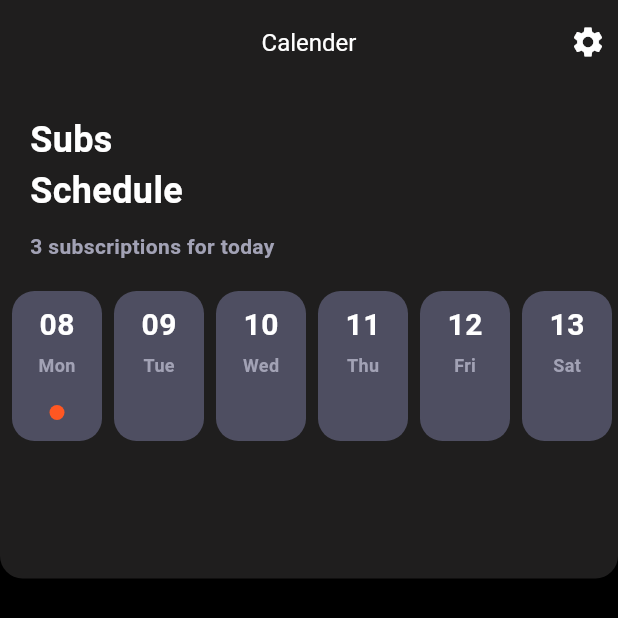
After one commit to Musavir-Ali/Trackizer_Ui, a Flutter app: the Calender screen opened directly, on a phone screen of 412 x 824 dp. The commit adds this screen. Shown: the top 618 px of the screen. Run offline on Flutter 3.47's test engine with Material 3 defaults, Android fonts, the phone set to English and light mode, and no system bars; our stand-ins replace curved_navigation_bar, get; missing offline and left inert: circular_seek_bar, dart:html.

Commit message:
Added files

```diff
--- a/lib/Bottom_Nav.dart
+++ b/lib/Bottom_Nav.dart
@@ -1,7 +1,7 @@
-
-
 import 'package:curved_navigation_bar/curved_navigation_bar.dart';
 import 'package:flutter/material.dart';
+import 'package:trackizer/Calender.dart';
+import 'package:trackizer/CreditCard.dart';
 import 'package:trackizer/Spendings.dart';
 import 'package:trackizer/Subscriptions.dart';
 
@@ -11,13 +11,11 @@ class NavBar extends StatefulWidget {
   @override
   State<NavBar> createState() => _NavBarState();
 }
+
 int _page = 0;
- final screens = [
-    Subs(),
-    Spendings(),
- ];
+final screens = [Subs(), Spendings(), CreditCard(), Calender()];
+
 class _NavBarState extends State<NavBar> {
-
   @override
   Widget build(BuildContext context) {
     return Scaffold(
--- /dev/null
+++ b/lib/Calender.dart
@@ -0,0 +1,320 @@
+import 'dart:html';
+
+import 'package:flutter/cupertino.dart';
+import 'package:flutter/material.dart';
+import 'package:flutter/widgets.dart';
+
+class Calender extends StatelessWidget {
+  const Calender({super.key});
+
+  @override
+  Widget build(BuildContext context) {
+    return Scaffold(
+      backgroundColor: Colors.black,
+      appBar: AppBar(
+        backgroundColor: const Color.fromARGB(255, 31, 30, 30),
+        elevation: 0,
+        title: const Text(
+          'Calender',
+          style: TextStyle(
+            color: Colors.white,
+            fontSize: 16,
+          ),
+        ),
+        centerTitle: true,
+        actions: const [
+          Icon(
+            Icons.settings,
+            color: Colors.white,
+          ),
+          SizedBox(width: 8),
+        ],
+      ),
+      body: SingleChildScrollView(
+        child: Column(
+          children: [
+            Container(
+              width: MediaQuery.of(context).size.width,
+              height: MediaQuery.of(context).size.height * 0.4,
+              decoration: const BoxDecoration(
+                  color: Color.fromARGB(255, 31, 30, 30),
+                  borderRadius: BorderRadius.only(
+                    bottomLeft: Radius.circular(15),
+                    bottomRight: Radius.circular(15),
+                  )),
+              child: Column(
+                crossAxisAlignment: CrossAxisAlignment.start,
+                children: [
+                  const SizedBox(height: 20),
+                  const Padding(
+                    padding: EdgeInsets.only(left: 20),
+                    child: Text(
+                      "Subs",
+                      style: TextStyle(
+                        fontSize: 24,
+                        color: Colors.white,
+                        fontWeight: FontWeight.bold,
+                      ),
+                    ),
+                  ),
+                  const Padding(
+                    padding: EdgeInsets.only(left: 20),
+                    child: Text("Schedule",
+                        style: TextStyle(
+                          fontSize: 24,
+                          color: Colors.white,
+                          fontWeight: FontWeight.bold,
+                        )),
+                  ),
+                  const SizedBox(height: 10),
+                  const Padding(
+                    padding: EdgeInsets.only(left: 20),
+                    child: Text(
+                      "3 subscriptions for today",
+                      style: TextStyle(
+                        fontSize: 14,
+                        fontWeight: FontWeight.bold,
+                        color: Color.fromRGBO(162, 162, 181, 100),
+                      ),
+                    ),
+                  ),
+                  const SizedBox(height: 20),
+                  SizedBox(
+                    width: MediaQuery.of(context).size.width,
+                    child: SingleChildScrollView(
+                      scrollDirection: Axis.horizontal,
+                      child: Row(
+                        children: [
+                          const SizedBox(width: 8),
+                          Container(
+                            width: 60,
+                            height: 100,
+                            decoration: const BoxDecoration(
+                              color: Color.fromRGBO(78, 78, 97, 100),
+                              borderRadius: BorderRadius.all(
+                                Radius.circular(15),
+                              ),
+                            ),
+                            child: const Column(
+                              children: [
+                                SizedBox(height: 8),
+                                Center(
+                                  child: Text(
+                                    "08",
+                                    style: TextStyle(
+                                      color: Colors.white,
+                                      fontSize: 20,
+                                      fontWeight: FontWeight.bold,
+                                    ),
+                                  ),
+                                ),
+                                SizedBox(height: 4),
+                                Center(
+                                  child: Text(
+                                    "Mon",
+                                    style: TextStyle(
+                                      color: Color.fromRGBO(162, 162, 181, 100),
+                                      fontSize: 12,
+                                      fontWeight: FontWeight.bold,
+                                    ),
+                                  ),
+                                ),
+                                SizedBox(height: 18),
+                                Center(
+                                  child: CircleAvatar(
+                                    radius: 5,
+                                    backgroundColor: Colors.deepOrange,
+                                  ),
+                                )
+                              ],
+                            ),
+                          ),
+                          SizedBox(width: 8),
+                          Container(
+                            width: 60,
+                            height: 100,
+                            decoration: BoxDecoration(
+                              color: Color.fromRGBO(78, 78, 97, 20),
+                              borderRadius: BorderRadius.all(
+                                Radius.circular(15),
+                              ),
+                            ),
+                            child: const Column(children: [
+                              SizedBox(height: 8),
+                              Center(
+                                child: Text(
+                                  "09",
+                                  style: TextStyle(
+                                    color: Colors.white,
+                                    fontSize: 20,
+                                    fontWeight: FontWeight.bold,
+                                  ),
+                                ),
+                              ),
+                              SizedBox(height: 4),
+                              Center(
+                                child: Text(
+                                  "Tue",
+                                  style: TextStyle(
+                                    color: Color.fromRGBO(162, 162, 181, 100),
+                                    fontSize: 12,
+                                    fontWeight: FontWeight.bold,
+                                  ),
+                                ),
+                              ),
+                            ]),
+                          ),
+                          SizedBox(width: 8),
+                          Container(
+                            width: 60,
+                            height: 100,
+                            decoration: BoxDecoration(
+                              color: Color.fromRGBO(78, 78, 97, 20),
+                              borderRadius: BorderRadius.all(
+                                Radius.circular(15),
+                              ),
+                            ),
+                            child: const Column(children: [
+                              SizedBox(height: 8),
+                              Center(
+                                child: Text(
+                                  "10",
+                                  style: TextStyle(
+                                    color: Colors.white,
+                                    fontSize: 20,
+                                    fontWeight: FontWeight.bold,
+                                  ),
+                                ),
+                              ),
+                              SizedBox(height: 4),
+                              Center(
+                                child: Text(
+                                  "Wed",
+                                  style: TextStyle(
+                                    color: Color.fromRGBO(162, 162, 181, 100),
+                                    fontSize: 12,
+                                    fontWeight: FontWeight.bold,
+                                  ),
+                                ),
+                              ),
+                            ]),
+                          ),
+                          SizedBox(width: 8),
+                          Container(
+                            width: 60,
+                            height: 100,
+                            decoration: BoxDecoration(
+                              color: Color.fromRGBO(78, 78, 97, 20),
+                              borderRadius: BorderRadius.all(
+                                Radius.circular(15),
+                              ),
+                            ),
+                            child: const Column(children: [
+                              SizedBox(height: 8),
+                              Center(
+                                child: Text(
+                                  "11",
+                                  style: TextStyle(
+                                    color: Colors.white,
+                                    fontSize: 20,
+                                    fontWeight: FontWeight.bold,
+                                  ),
+                                ),
+                              ),
+                              SizedBox(height: 4),
+                              Center(
+                                child: Text(
+                                  "Thu",
+                                  style: TextStyle(
+                                    color: Color.fromRGBO(162, 162, 181, 100),
+                                    fontSize: 12,
+                                    fontWeight: FontWeight.bold,
+                                  ),
+                                ),
+                              ),
+                            ]),
+                          ),
+                          SizedBox(width: 8),
+                          Container(
+                            width: 60,
+                            height: 100,
+                            decoration: BoxDecoration(
+                              color: Color.fromRGBO(78, 78, 97, 20),
+                              borderRadius: BorderRadius.all(
+                                Radius.circular(15),
+                              ),
+                            ),
+                            child: const Column(children: [
+                              SizedBox(height: 8),
+                              Center(
+                                child: Text(
+                                  "12",
+                                  style: TextStyle(
+                                    color: Colors.white,
+                                    fontSize: 20,
+                                    fontWeight: FontWeight.bold,
+                                  ),
+                                ),
+                              ),
+                              SizedBox(height: 4),
+                              Center(
+                                child: Text(
+                                  "Fri",
+                                  style: TextStyle(
+                                    color: Color.fromRGBO(162, 162, 181, 100),
+                                    fontSize: 12,
+                                    fontWeight: FontWeight.bold,
+                                  ),
+                                ),
+                              ),
+                            ]),
+                          ),
+                          SizedBox(width: 8),
+                          Container(
+                            width: 60,
+                            height: 100,
+                            decoration: BoxDecoration(
+                              color: Color.fromRGBO(78, 78, 97, 20),
+                              borderRadius: BorderRadius.all(
+                                Radius.circular(15),
+                              ),
+                            ),
+                            child: const Column(children: [
+                              SizedBox(height: 8),
+                              Center(
+                                child: Text(
+                                  "13",
+                                  style: TextStyle(
+                                    color: Colors.white,
+                                    fontSize: 20,
+                                    fontWeight: FontWeight.bold,
+                                  ),
+                                ),
+                              ),
+                              SizedBox(height: 4),
+                              Center(
+                                child: Text(
+                                  "Sat",
+                                  style: TextStyle(
+                                    color: Color.fromRGBO(162, 162, 181, 100),
+                                    fontSize: 12,
+                                    fontWeight: FontWeight.bold,
+                                  ),
+                                ),
+                              ),
+                            ]),
+                          ),
+                          SizedBox(width: 8),
+                        ],
+                      ),
+                    ),
+                  ),
+                ],
+              ),
+            )
+          ],
+        ),
+      ),
+    );
+  }
+}
--- /dev/null
+++ b/lib/CreditCard.dart
@@ -0,0 +1,118 @@
+import 'package:flutter/material.dart';
+
+class CreditCard extends StatelessWidget {
+  const CreditCard({super.key});
+
+  @override
+  Widget build(BuildContext context) {
+    return Scaffold(
+      backgroundColor: Colors.black,
+      appBar: AppBar(
+        backgroundColor: Colors.black,
+        elevation: 0,
+        title: const Text(
+          'Credit Cards',
+          style: TextStyle(
+            color: Colors.white,
+            fontSize: 16,
+          ),
+        ),
+        centerTitle: true,
+        actions: const [
+          Icon(
+            Icons.settings,
+            color: Colors.white,
+          ),
+          SizedBox(width: 8),
+        ],
+      ),
+      body: SingleChildScrollView(
+        child: Column(
+          children: [
+            SizedBox(height: 30),
+            Center(
+              child: Image.asset('assets/images/Credit Cards.png',
+                  width: 280, height: 300),
+            ),
+            SizedBox(height: 30),
+            const Center(
+              child: Text(
+                'Subscriptions',
+                style: TextStyle(
+                    color: Colors.white,
+                    fontSize: 14,
+                    fontWeight: FontWeight.bold),
+              ),
+            ),
+            SizedBox(height: 10),
+            Center(
+              child: Container(
+                decoration: BoxDecoration(
+                  borderRadius: BorderRadius.circular(20),
+                ),
+                width: MediaQuery.of(context).size.width * 0.65,
+                child: Row(
+                  mainAxisAlignment: MainAxisAlignment.spaceBetween,
+                  children: [
+                    Image.asset(
+                      "assets/images/Yt.png",
+                      width: 40,
+                      height: 40,
+                      fit: BoxFit.contain,
+                    ),
+                    Image.asset(
+                      "assets/images/Netflix.png",
+                      width: 40,
+                      height: 40,
+                      fit: BoxFit.contain,
+                    ),
+                    Image.asset(
+                      "assets/images/sub_spotify.png",
+                      width: 40,
+                      height: 40,
+                      fit: BoxFit.contain,
+                    ),
+                    Image.asset(
+                      "assets/images/Sub_drive.png",
+                      width: 40,
+                      height: 40,
+                      fit: BoxFit.contain,
+                    ),
+                  ],
+                ),
+              ),
+            ),
+            const SizedBox(height: 20),
+            SizedBox(
+              width: MediaQuery.of(context).size.width * 0.9,
+              height: MediaQuery.of(context).size.height * 0.1,
+              child: Card(
+                color: const Color.fromARGB(255, 31, 30, 30),
+                elevation: 0,
+                shape: RoundedRectangleBorder(
+                  borderRadius: BorderRadius.circular(20),
+                ),
+                child: const Center(
+                  child: ListTile(
+                    leading: Icon(
+                      Icons.add,
+                      color: Colors.white,
+                    ),
+                    title: Text(
+                      'Add new subscription',
+                      style: TextStyle(
+                        fontSize: 12,
+                        fontWeight: FontWeight.bold,
+                        color: Colors.white,
+                      ),
+                    ),
+                  ),
+                ),
+              ),
+            ),
+          ],
+        ),
+      ),
+    );
+  }
+}
--- a/lib/Signin.dart
+++ b/lib/Signin.dart
@@ -2,6 +2,7 @@ import 'package:flutter/cupertino.dart';
 import 'package:flutter/material.dart';
 import 'package:flutter/widgets.dart';
 import 'package:get/route_manager.dart';
+import 'package:trackizer/Bottom_Nav.dart';
 import 'package:trackizer/Subscriptions.dart';
 
 class Signin extends StatefulWidget {
@@ -108,7 +109,7 @@ class _SigninState extends State<Signin> {
             SizedBox(
               child: ElevatedButton(
                 onPressed: () {
-                  Get.to(Subs());
+                  Get.to(NavBar());
                 },
                 child: Text(
                   "Sign In",
--- a/lib/main.dart
+++ b/lib/main.dart
@@ -16,7 +16,7 @@ class MyApp extends StatelessWidget {
   @override
   Widget build(BuildContext context) {
     return const GetMaterialApp(
-      home: NavBar(),
+      home: Home(),
       debugShowCheckedModeBanner: false,
     );
   }
```
Also changed, not shown: assets/images/Credit Cards.png (added), assets/images/Sub_drive.png (added), assets/images/sub_spotify.png (added), 6 other files. Lines whose indentation alone changed are shown as unchanged.
